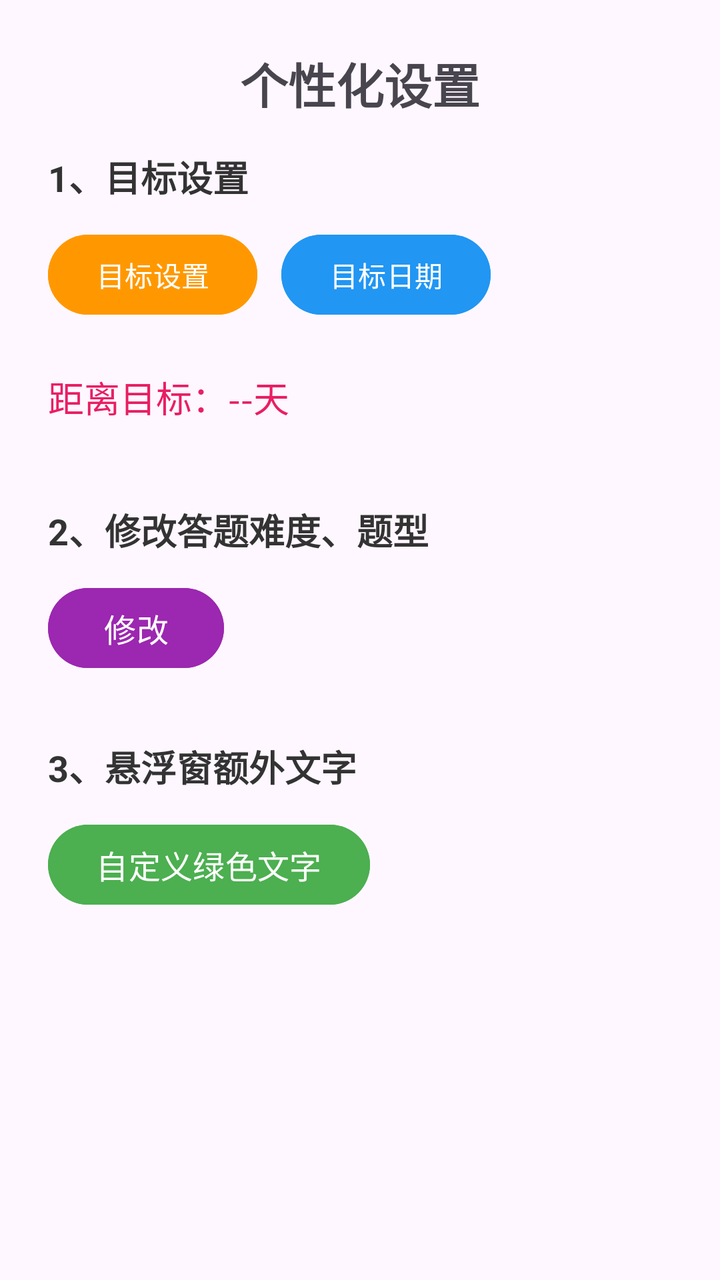
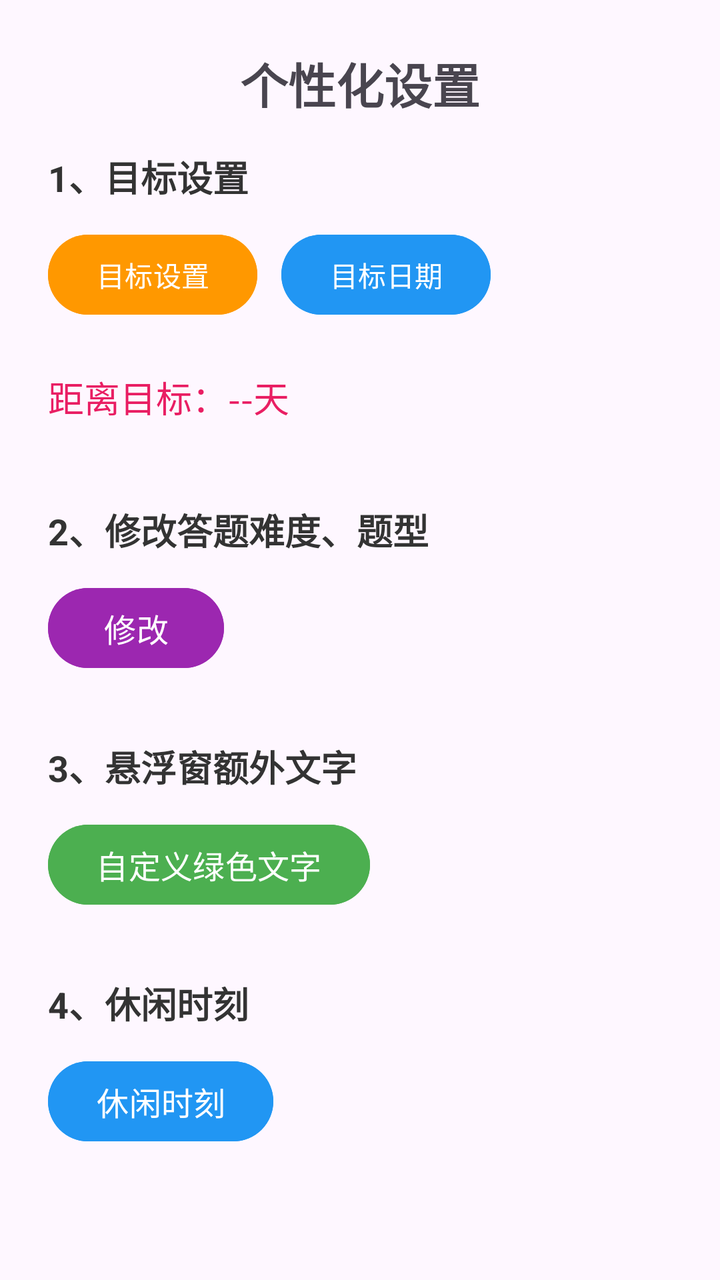

Screens rendered from an Android XML layout before and after an edit, with the pre-edit source and the edit as a unified diff.
<!-- AndroidManifest.xml: application theme Theme.Basic -->
<!-- res/layout/fragment_goal.xml -->
<?xml version="1.0" encoding="utf-8"?>
<ScrollView xmlns:android="http://schemas.android.com/apk/res/android"
    android:layout_width="match_parent"
    android:layout_height="match_parent"
    android:fillViewport="true">

    <LinearLayout
        android:layout_width="match_parent"
        android:layout_height="wrap_content"
        android:orientation="vertical"
        android:padding="24dp">

        <TextView
            android:id="@+id/tv_goal_title"
            android:layout_width="match_parent"
            android:layout_height="wrap_content"
            android:gravity="center"
            android:text="个性化设置"
            android:textSize="24sp"
            android:textStyle="bold"
            android:layout_marginBottom="16dp" />

        <TextView
            android:layout_width="wrap_content"
            android:layout_height="wrap_content"
            android:text="1、目标设置"
            android:textSize="18sp"
            android:textColor="#333333"
            android:textStyle="bold"
            android:layout_marginBottom="12dp" />

        <LinearLayout
            android:layout_width="match_parent"
            android:layout_height="wrap_content"
            android:gravity="start"
            android:orientation="horizontal">

            <Button
                android:id="@+id/btn_tag_setting"
                android:layout_width="wrap_content"
                android:layout_height="wrap_content"
                android:layout_marginEnd="12dp"
                android:backgroundTint="#FF9800"
                android:text="目标设置" />

            <Button
                android:id="@+id/btn_target_date_setting"
                android:layout_width="wrap_content"
                android:layout_height="wrap_content"
                android:backgroundTint="#2196F3"
                android:text="目标日期" />

        </LinearLayout>

        <TextView
            android:id="@+id/tv_goal_countdown"
            android:layout_width="wrap_content"
            android:layout_height="wrap_content"
            android:text="距离目标：--天"
            android:textSize="18sp"
            android:textColor="#E91E63"
            android:layout_marginTop="24dp"
            android:layout_marginBottom="8dp" />

        
        <TextView
            android:layout_width="wrap_content"
            android:layout_height="wrap_content"
            android:text="2、修改答题难度、题型"
            android:textSize="18sp"
            android:textColor="#333333"
            android:textStyle="bold"
            android:layout_marginTop="32dp"
            android:layout_marginBottom="12dp" />

        <Button
            android:id="@+id/btn_math_difficulty"
            android:layout_width="wrap_content"
            android:layout_height="wrap_content"
            android:backgroundTint="#9C27B0"
            android:text="修改"
            android:textColor="#FFFFFF"
            android:textSize="16sp" />

        
        <TextView
            android:layout_width="wrap_content"
            android:layout_height="wrap_content"
            android:text="3、悬浮窗额外文字"
            android:textSize="18sp"
            android:textColor="#333333"
            android:textStyle="bold"
            android:layout_marginTop="32dp"
            android:layout_marginBottom="12dp" />

        <Button
            android:id="@+id/btn_floating_strict_reminder"
            android:layout_width="wrap_content"
            android:layout_height="wrap_content"
            android:backgroundTint="#4CAF50"
            android:text="自定义绿色文字"
            android:textColor="#FFFFFF"
            android:textSize="16sp" />

    </LinearLayout>
</ScrollView>
<!-- resources referenced by this layout -->
<resources>
  <style name="Theme.Basic" parent="Base.Theme.Basic" />
  <style name="Base.Theme.Basic" parent="Theme.Material3.DayNight.NoActionBar">
          
          
      </style>
</resources>

<!-- the commit's change to res/layout/fragment_goal.xml (unified diff, before → after) -->
@@ -102,5 +102,24 @@
             android:textColor="#FFFFFF"
             android:textSize="16sp" />
 
+        <TextView
+            android:layout_width="wrap_content"
+            android:layout_height="wrap_content"
+            android:layout_marginTop="32dp"
+            android:layout_marginBottom="12dp"
+            android:text="4、休闲时刻"
+            android:textColor="#333333"
+            android:textSize="18sp"
+            android:textStyle="bold" />
+
+        <Button
+            android:id="@+id/btn_leisure_time"
+            android:layout_width="wrap_content"
+            android:layout_height="wrap_content"
+            android:backgroundTint="#2196F3"
+            android:text="休闲时刻"
+            android:textColor="#FFFFFF"
+            android:textSize="16sp" />
+
     </LinearLayout>
 </ScrollView>
